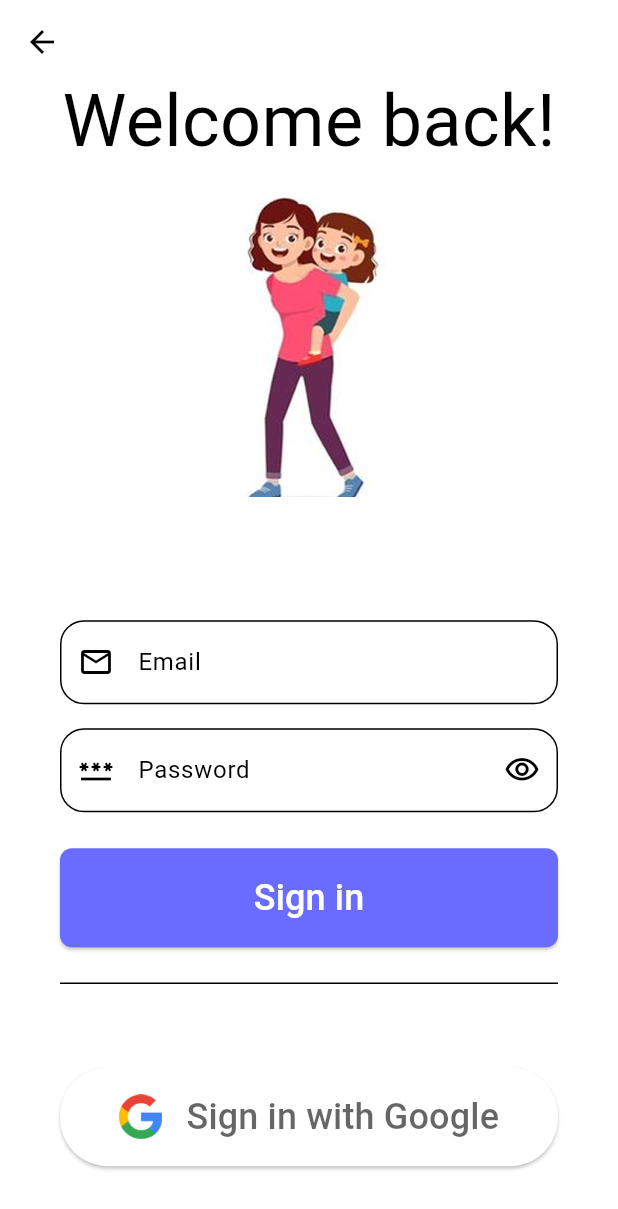
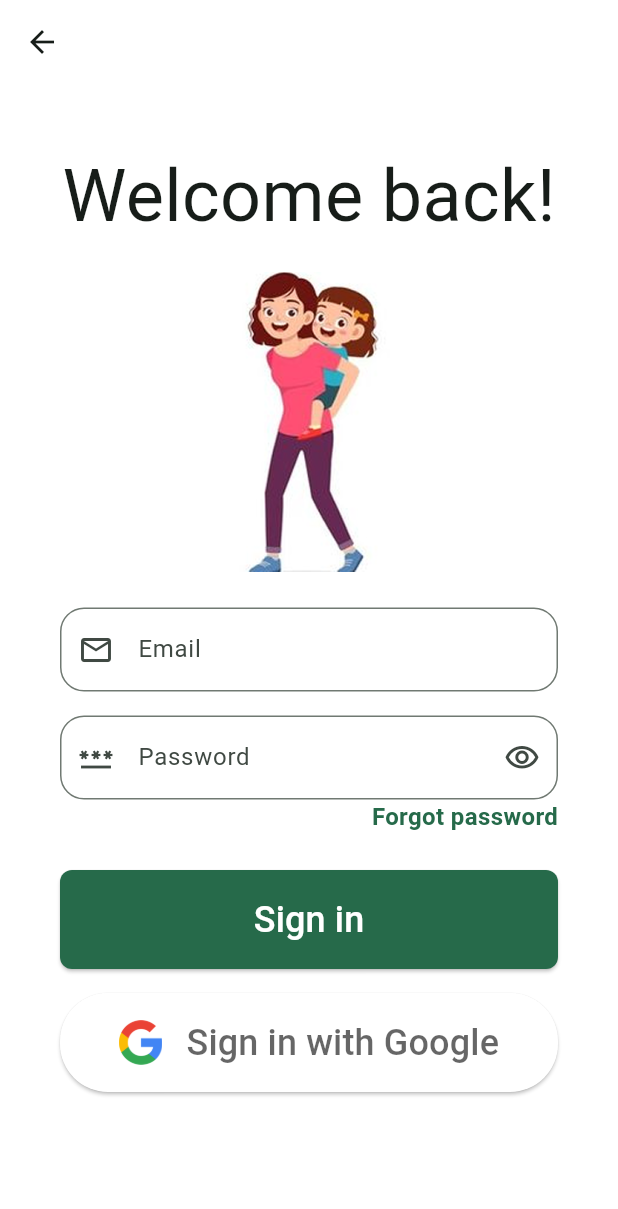
Before and after one commit to jPael/carenest, a Flutter app: the WelcomePage screen opened directly, after a tap on "Get started", on a phone screen of 412 x 824 dp. Shown: the top 1209 px of the screen. Run offline on Flutter 3.47's test engine with Material 3 defaults, Android fonts, the phone set to English and light mode, and no system bars; our stand-ins replace cloud_firestore, firebase_auth, firebase_core, fluttertoast, ionicons, table_calendar and 1 more; accounts and stored records are empty; network calls fail.

Commit message:
Revert "color theme updated"
This reverts commit 207ca356b38a7e43088f5bc908ea2a99590a8a01.

```diff
--- a/lib/components/button/custom_button.dart
+++ b/lib/components/button/custom_button.dart
@@ -1,5 +1,4 @@
 import 'package:flutter/material.dart';
-import 'package:smartguide_app/utils/utils.dart';
 
 enum SocialButtonType { google }
 
@@ -84,37 +83,26 @@ class CustomButton extends StatelessWidget {
       required String label,
       required VoidCallback onPressed,
       Color? color,
-      bool isLoading = false,
       double? radius}) {
-    final padding = EdgeInsets.symmetric(vertical: 8 * 2, horizontal: 4 * 16);
-    final borderRadius = BorderRadius.circular(radius != null ? 8 * radius : 8 * 1);
-    final bgColor = isLoading
-        ? muteColor(Theme.of(context).colorScheme.primary)
-        : color ?? Theme.of(context).colorScheme.primary;
-
-    return ElevatedButton(
-        style: ButtonStyle(
-            padding: WidgetStateProperty.all(padding),
-            shape: WidgetStateProperty.all(RoundedRectangleBorder(borderRadius: borderRadius)),
-            backgroundColor: WidgetStateProperty.all(bgColor)),
-        onPressed: isLoading ? () {} : onPressed,
-        child: Row(
-          spacing: 4 * 2,
-          mainAxisAlignment: MainAxisAlignment.center,
-          children: [
-            isLoading
-                ? SizedBox.square(
-                    dimension: 4 * 7,
-                    child: CircularProgressIndicator(
-                      color: Colors.white,
-                    ),
-                  )
-                : Text(
-                    label,
-                    style: TextStyle(fontSize: 8 * 3, color: Colors.white),
-                  ),
-          ],
-        ));
+    return Row(
+      mainAxisAlignment: MainAxisAlignment.center,
+      children: [
+        Expanded(
+          child: ElevatedButton(
+              style: ButtonStyle(
+                  padding: WidgetStateProperty.all(EdgeInsets.symmetric(vertical: 8 * 2)),
+                  shape: WidgetStateProperty.all(RoundedRectangleBorder(
+                      borderRadius: BorderRadius.circular(radius != null ? 8 * radius : 8 * 1))),
+                  backgroundColor:
+                      WidgetStateProperty.all(color ?? Theme.of(context).colorScheme.primary)),
+              onPressed: onPressed,
+              child: Text(
+                label,
+                style: TextStyle(fontSize: 8 * 3, color: Colors.white),
+              )),
+        )
+      ],
+    );
   }
 
   static Widget social(
@@ -208,7 +196,7 @@ class CustomButton extends StatelessWidget {
         ),
         Text(
           label ?? "",
-          style: TextStyle(fontSize: 8 * 3, fontWeight: FontWeight.w500, color: Colors.white),
+          style: TextStyle(fontSize: 8 * 3, fontWeight: FontWeight.w500),
         )
       ],
     );
--- a/lib/components/form/custom_form.dart
+++ b/lib/components/form/custom_form.dart
@@ -7,14 +7,12 @@ class CustomForm extends StatelessWidget {
     required this.children,
     required this.actions,
     this.socials = const [],
-    this.actionMainAxisAlignment,
   });
 
   final String? label;
   final List<Widget> children;
   final List<Widget> actions;
   final List<Widget> socials;
-  final MainAxisAlignment? actionMainAxisAlignment;
 
   @override
   Widget build(BuildContext context) {
@@ -37,7 +35,7 @@ class CustomForm extends StatelessWidget {
           height: 8 * 3,
         ),
         Row(
-          mainAxisAlignment: actionMainAxisAlignment ?? MainAxisAlignment.end,
+          mainAxisAlignment: MainAxisAlignment.end,
           children: [...actions],
         ),
         const SizedBox(
--- a/lib/error/app_error.dart
+++ b/lib/error/app_error.dart
@@ -1,3 +1,4 @@
+import 'package:flutter/material.dart';
 import 'package:smartguide_app/error/firebase_auth_error_constants.dart';
 
 String errorMessage(String code) {
--- a/lib/main.dart
+++ b/lib/main.dart
@@ -13,15 +13,13 @@ void main() async {
   );
 
   runApp(MultiProvider(
-      providers: [ChangeNotifierProvider(create: (context) => User())], child: MyApp()));
+      providers: [ChangeNotifierProvider(create: (context) => User())], child: const MyApp()));
 }
 
 GlobalKey<NavigatorState> navigatorKey = GlobalKey<NavigatorState>();
 
 class MyApp extends StatelessWidget {
-  MyApp({super.key});
-
-  final Color primaryColor = Color(0xFF696CFF);
+  const MyApp({super.key});
 
   // This widget is the root of your application.
   @override
@@ -29,9 +27,7 @@ class MyApp extends StatelessWidget {
     return MaterialApp(
       title: 'CareNest',
       theme: ThemeData(
-        primaryColor: primaryColor,
-        colorScheme: ColorScheme.light(
-            primary: primaryColor, secondary: primaryColor.withValues(alpha: 0.8)),
+        colorScheme: ColorScheme.fromSeed(seedColor: Colors.greenAccent),
         useMaterial3: true,
       ),
       debugShowCheckedModeBanner: false,
--- a/lib/pages/landing_page.dart
+++ b/lib/pages/landing_page.dart
@@ -25,7 +25,7 @@ class LandingPage extends StatelessWidget {
                     margin: const EdgeInsets.only(top: 8 * 8, right: 8 * 5),
                     padding: const EdgeInsets.symmetric(vertical: 8 * 8, horizontal: 8 * 8),
                     decoration: BoxDecoration(
-                        color: Theme.of(context).colorScheme.primary,
+                        color: Theme.of(context).colorScheme.inversePrimary,
                         borderRadius: BorderRadius.only(
                             topRight: Radius.circular(8 * 15),
                             bottomRight: Radius.circular(8 * 15))),
--- a/lib/pages/mother/profile/profile_view.dart
+++ b/lib/pages/mother/profile/profile_view.dart
@@ -47,7 +47,7 @@ class _ProfileViewState extends State<ProfileView> {
           return Column(
             children: [
               ProfileUserSection(
-                firstname: data![UserFields.firstname]!,
+                firstname: data[UserFields.firstname]!,
                 email: data[UserFields.email] as String,
               ),
               CustomSection(
--- a/lib/pages/mother/signin/mother_signin_page.dart
+++ b/lib/pages/mother/signin/mother_signin_page.dart
@@ -3,7 +3,6 @@ import 'package:flutter/foundation.dart';
 import 'package:flutter/material.dart';
 import 'package:smartguide_app/components/alert/alert.dart';
 import 'package:smartguide_app/components/button/custom_button.dart';
-import 'package:smartguide_app/components/form/custom_form.dart';
 import 'package:smartguide_app/components/input/custom_input.dart';
 import 'package:smartguide_app/pages/mother/home/home_layout_page.dart';
 
@@ -15,22 +14,10 @@ class MotherSigninPage extends StatefulWidget {
 }
 
 class _MotherSigninPageState extends State<MotherSigninPage> {
-  final GlobalKey<FormState> formKey = GlobalKey<FormState>();
-
   final TextEditingController emailController = TextEditingController();
   final TextEditingController passwordController = TextEditingController();
 
-  bool loggingIn = false;
-
   void handleSignin() async {
-    if (!formKey.currentState!.validate()) {
-      return;
-    }
-
-    setState(() {
-      loggingIn = true;
-    });
-
     try {
       // Sign in with email and password
       UserCredential userCredential = await FirebaseAuth.instance.signInWithEmailAndPassword(
@@ -39,11 +26,8 @@ class _MotherSigninPageState extends State<MotherSigninPage> {
       );
 
       if (userCredential.user != null && mounted) {
-        Navigator.pushAndRemoveUntil(
-          context,
-          MaterialPageRoute(builder: (context) => HomeLayoutPage()),
-          (route) => false,
-        );
+        Navigator.pushReplacement(
+            context, MaterialPageRoute(builder: (context) => HomeLayoutPage()));
       }
     } on FirebaseAuthException catch (e) {
       // Handle errors
@@ -61,18 +45,7 @@ class _MotherSigninPageState extends State<MotherSigninPage> {
           context: context,
           message: "An unexpected error occurred",
           duration: const Duration(seconds: 5));
-    } finally {
-      setState(() {
-        loggingIn = false;
-      });
     }
-  }
-
-  @override
-  void dispose() {
-    super.dispose();
-    emailController.dispose();
-    passwordController.dispose();
   }
 
   @override
@@ -105,30 +78,10 @@ class _MotherSigninPageState extends State<MotherSigninPage> {
                 const SizedBox(
                   height: 8 * 3,
                 ),
-                Form(
-                    key: formKey,
-                    child: CustomForm(
-                      actionMainAxisAlignment: MainAxisAlignment.center,
-                      actions: [
-                        Expanded(
-                            child: CustomButton.large(
-                                isLoading: loggingIn,
-                                context: context,
-                                label: "Sign in",
-                                onPressed: handleSignin)),
-                      ],
-                      children: [
                 CustomInput.text(
                     context: context,
                     controller: emailController,
                     label: "Email",
-                            validator: (v) {
-                              if (v == null || v.isEmpty) {
-                                return "Email is required";
-                              }
-
-                              return null;
-                            },
                     startIcon: Icon(Icons.email_outlined)),
                 const SizedBox(
                   height: 8 * 2,
@@ -137,28 +90,20 @@ class _MotherSigninPageState extends State<MotherSigninPage> {
                     context: context,
                     controller: passwordController,
                     label: "Password",
-                          startIcon: Icon(Icons.password_outlined),
-                          validator: (v) {
-                            if (v == null || v.isEmpty) {
-                              return "Password is required";
-                            }
-                            return null;
-                          },
+                    startIcon: Icon(Icons.password_outlined)),
+                Row(
+                  mainAxisAlignment: MainAxisAlignment.end,
+                  children: [
+                    CustomButton.link(context: context, label: "Forgot password", onPressed: () {}),
+                    const SizedBox(
+                      height: 8 * 2,
                     ),
                   ],
-                    )),
-                // Row(
-                //   mainAxisAlignment: MainAxisAlignment.end,
-                //   children: [
-                //     CustomButton.link(context: context, label: "Forgot password", onPressed: () {}),
-                //     const SizedBox(
-                //       height: 8 * 2,
-                //     ),
-                //   ],
-                // ),
+                ),
                 const SizedBox(
                   height: 8 * 3,
                 ),
+                CustomButton.large(context: context, label: "Sign in", onPressed: handleSignin),
                 const SizedBox(
                   height: 8 * 2,
                 ),
--- a/lib/pages/mother/welcome_page.dart
+++ b/lib/pages/mother/welcome_page.dart
@@ -36,17 +36,11 @@ class WelcomePage extends StatelessWidget {
               ),
               Padding(
                 padding: const EdgeInsets.symmetric(horizontal: 8 * 6),
-                child: Row(
-                  children: [
-                    Expanded(
-                      child: CustomButton.large(
-                        context: context,
-                        label: "Get started",
-                        onPressed: () => Navigator.push(
-                            context, MaterialPageRoute(builder: (context) => MotherSigninPage())),
-                      ),
-                    ),
-                  ],
+                child: CustomButton.large(
+                  context: context,
+                  label: "Get started",
+                  onPressed: () => Navigator.push(
+                      context, MaterialPageRoute(builder: (context) => MotherSigninPage())),
                 ),
               ),
               const SizedBox(
```
Also changed, not shown: lib/models/user.dart (+2 -11 lines), lib/pages/mother/settings/settings_prenatal_records_page.dart (+28 -11 lines), lib/utils/utils.dart (+0 -10 lines), lib/assets/images/landingpage_bg.png, 4 other files. Lines whose indentation alone changed are shown as unchanged.
